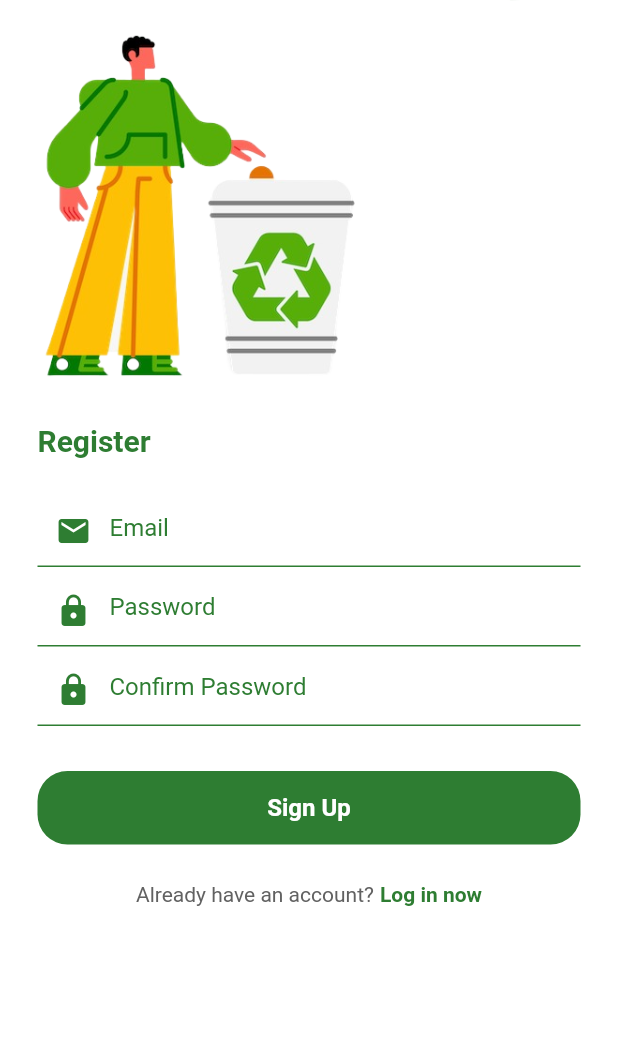
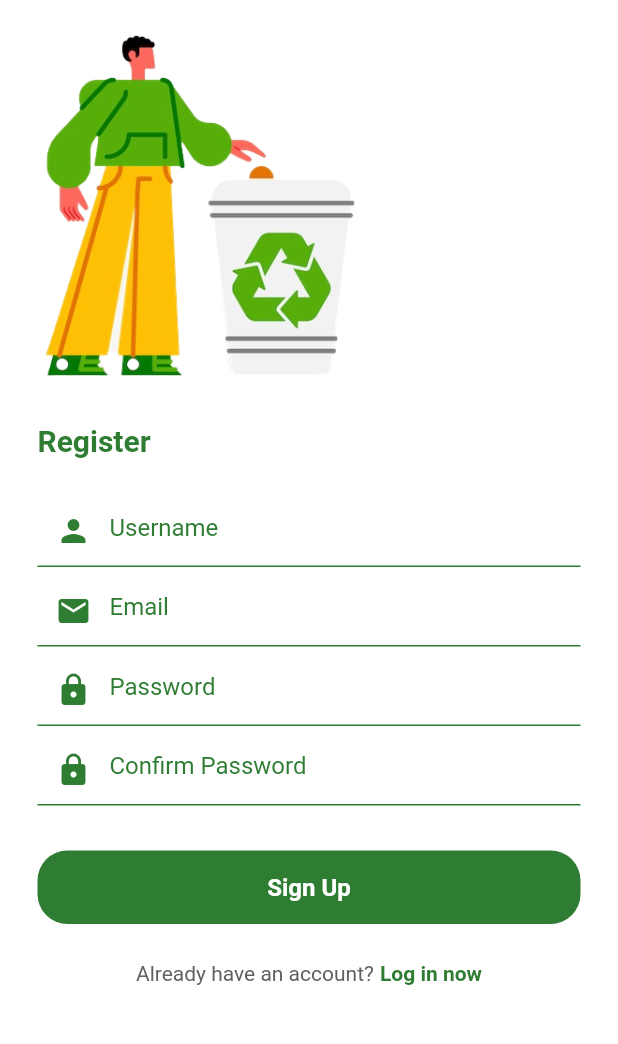
Before and after one commit to Brntpcnr/Recycler_app, a Flutter app: the RegisterPage screen opened directly with empty values, on a phone screen of 412 x 824 dp, the part 162-1206 px from its top. Run offline on Flutter 3.47's test engine with Material 2 defaults, Android fonts, the phone set to English and light mode, and no system bars; our stand-ins replace cloud_firestore, firebase_auth, firebase_core, google_maps_flutter; accounts and stored records are empty.

Commit message:
Username Modification

```diff
--- a/lib/pages/home_page.dart
+++ b/lib/pages/home_page.dart
@@ -6,13 +6,25 @@ import 'package:recycle_app/pages/notifications.dart';
 import 'map.dart';
 import 'gift_page.dart';
 import 'notifications.dart';
-
+import 'register_page.dart';
 
 class HomePage extends StatelessWidget {
   HomePage({Key? key}) : super(key: key);
 
   final user = FirebaseAuth.instance.currentUser!;
   final CollectionReference usersCollection = FirebaseFirestore.instance.collection('users');
+
+  Future<String?> getUsername() async {
+    try {
+      final userSnapshot = await usersCollection.doc(user.uid).get();
+      final username = userSnapshot.get('username') as String?;
+      print('Username: $username'); // Print the retrieved username to debug
+      return username;
+    } catch (error) {
+      print('Error getting username: $error');
+      return null; // Return null or a default value in case of an error
+    }
+  }
 
   Future<void> _deleteAccount(BuildContext context) async {
     try {
@@ -28,8 +40,7 @@ class HomePage extends StatelessWidget {
       // Show error message if deletion fails
       showDialog(
         context: context,
-        builder: (ctx) =>
-            AlertDialog(
+        builder: (ctx) => AlertDialog(
           title: Text('Account Deleted Successfully'),
           content: Text('Feel free to log in or register!'),
           actions: [
@@ -45,8 +56,8 @@ class HomePage extends StatelessWidget {
     }
   }
 
-  //sign user out method
-  void signUserOut(){
+  // Sign out the user
+  void signUserOut() {
     FirebaseAuth.instance.signOut();
   }
 
@@ -58,31 +69,38 @@ class HomePage extends StatelessWidget {
         actions: [
           IconButton(
             onPressed: signUserOut,
-              icon: Icon(Icons.logout))
+            icon: Icon(Icons.logout),
+          )
         ],
       ),
       body: SafeArea(
         child: Column(
           children: [
-            SizedBox(
-              height: 15
-            ),
+            SizedBox(height: 15),
             Center(
               child: CircleAvatar(
                 radius: 100,
                 backgroundImage: AssetImage("assets/unnamed.png"),
               ),
             ),
-            SizedBox(
-                height: 25
+            SizedBox(height: 25),
+            FutureBuilder<String?>(
+              future: getUsername(),
+              builder: (context, snapshot) {
+                if (snapshot.connectionState == ConnectionState.waiting) {
+                  return CircularProgressIndicator(); // Show a loading indicator while retrieving the username
+                } else if (snapshot.hasError) {
+                  return Text('Error getting username'); // Display an error message if there was an error retrieving the username
+                } else {
+                  final username = snapshot.data ?? 'No username'; // Use a fallback value if the username is null
+                  return Text(
+                    username,
+                    style: TextStyle(fontSize: 20, fontWeight: FontWeight.bold),
+                  );
+                }
+              },
             ),
-            Text(
-                user.email!,
-                style: TextStyle(fontSize: 20, fontWeight: FontWeight.bold),
-            ),
-            SizedBox(
-              height: 50,
-            ),
+            SizedBox(height: 50),
             Container(
               width: 160,
               height: 60,
@@ -100,17 +118,13 @@ class HomePage extends StatelessWidget {
                   onPressed: () {
                     Navigator.push(
                       context,
-                      MaterialPageRoute(
-                          builder: (context) => Maps()
-                      ),
+                      MaterialPageRoute(builder: (context) => Maps()),
                     );
                   },
                 ),
               ),
             ),
-            SizedBox(
-              height: 30,
-            ),
+            SizedBox(height: 30),
             Container(
               width: 160,
               height: 60,
@@ -142,9 +156,7 @@ class HomePage extends StatelessWidget {
               onPressed: () {
                 Navigator.push(
                   context,
-                  MaterialPageRoute(
-                      builder: (context) => GiftPage()
-                  ),
+                  MaterialPageRoute(builder: (context) => GiftPage()),
                 );
               },
             ),
@@ -153,9 +165,7 @@ class HomePage extends StatelessWidget {
               onPressed: () {
                 Navigator.push(
                   context,
-                  MaterialPageRoute(
-                      builder: (context) => Notifications()
-                  ),
+                  MaterialPageRoute(builder: (context) => Notifications()),
                 );
               },
             ),
--- a/lib/pages/notifications.dart
+++ b/lib/pages/notifications.dart
@@ -5,6 +5,7 @@ import 'gift_page.dart';
 
 class Notifications extends StatefulWidget {
   const Notifications({Key? key}) : super(key: key);
+
 
   @override
   _NotificationsState createState() => _NotificationsState();
@@ -49,6 +50,7 @@ class _NotificationsState extends State<Notifications> {
                     primary: Colors.green[600], // Set the desired background color
                   ),
                   child: Row(
+
                     children: [
                       Icon(Icons.recycling),
                       SizedBox(width: 5),
--- a/lib/pages/register_page.dart
+++ b/lib/pages/register_page.dart
@@ -1,6 +1,9 @@
 import 'package:flutter/material.dart';
 import '../components/my_button.dart';
 import 'package:firebase_auth/firebase_auth.dart';
+import 'package:cloud_firestore/cloud_firestore.dart';
+import 'package:firebase_core/firebase_core.dart';
+import '../main.dart';
 
 class RegisterPage extends StatefulWidget {
   final Function()? onTap;
@@ -12,6 +15,7 @@ class RegisterPage extends StatefulWidget {
 
 class _RegisterPageState extends State<RegisterPage> {
   //text editing controllers
+  final usernameController = TextEditingController();
   final emailController = TextEditingController();
   final passwordController = TextEditingController();
   final confirmPasswordController = TextEditingController();
@@ -33,17 +37,29 @@ class _RegisterPageState extends State<RegisterPage> {
     try{
       //check if the password is confirmed
       if (passwordController.text == confirmPasswordController.text) {
-        await FirebaseAuth.instance.createUserWithEmailAndPassword(
+        // Create the user in Firebase Authentication
+        UserCredential userCredential = await FirebaseAuth.instance.createUserWithEmailAndPassword(
           email: emailController.text,
           password: passwordController.text,
         );
+
+        // Generate the username based on the entered value or email
+        String username = usernameController.text.isNotEmpty ? usernameController.text : emailController.text.split('@')[0];
+
+        // Store the username in the Firebase database
+        CollectionReference usersRef = FirebaseFirestore.instance.collection('users');
+        await usersRef.doc(userCredential.user!.uid).set({
+          'email': emailController.text,
+          'username': username,
+        });
+
       } else{
        //show error message, passwords dont match
         showErrorMessage("Passwords don't match!");
       }
 
       //pop the loading circle
-      //Navigator.pop(context);
+      Navigator.pop(context);
     } on FirebaseAuthException catch (e) {
       //pop the loading circle
       Navigator.pop(context);
@@ -115,7 +131,7 @@ class _RegisterPageState extends State<RegisterPage> {
               padding: const EdgeInsets.symmetric(horizontal: 25),
               child: Row(
                 children: [
-                  Text("Register", style: TextStyle(fontSize: 20, fontWeight: FontWeight.bold, color: Colors.green[800]) ),
+                  Text("Register ${usernameController.text.isNotEmpty ? usernameController.text : emailController.text.split('@')[0]}", style: TextStyle(fontSize: 20, fontWeight: FontWeight.bold, color: Colors.green[800]) ),
                 ],
               ),
             ),
@@ -123,6 +139,28 @@ class _RegisterPageState extends State<RegisterPage> {
               height: 25,
             ),
             //email textfield
+            Padding(
+              padding: const EdgeInsets.symmetric(horizontal: 25.0),
+              child: TextField(
+                controller: usernameController,
+                obscureText: false,
+                decoration: InputDecoration(
+                  prefixIcon: Icon(Icons.person, color: Colors.green[800]),
+                  enabledBorder: UnderlineInputBorder(
+                    borderSide: BorderSide(color: Colors.green.shade800),
+                  ),
+                  focusedBorder: OutlineInputBorder(
+                    borderSide: BorderSide(color: Colors.grey.shade400),
+                  ),
+                  fillColor: Colors.white,
+                  filled: true,
+                  hintText: "Username",
+                  hintStyle: TextStyle(color: Colors.green[800]),
+                ),
+              ),
+            ),
+
+            SizedBox(height: 5),
             Padding(
               padding: const EdgeInsets.symmetric(horizontal: 25.0),
               child: TextField(
```
Also changed, not shown: lib/main.dart (+3 -6 lines). Lines whose indentation alone changed are shown as unchanged.
